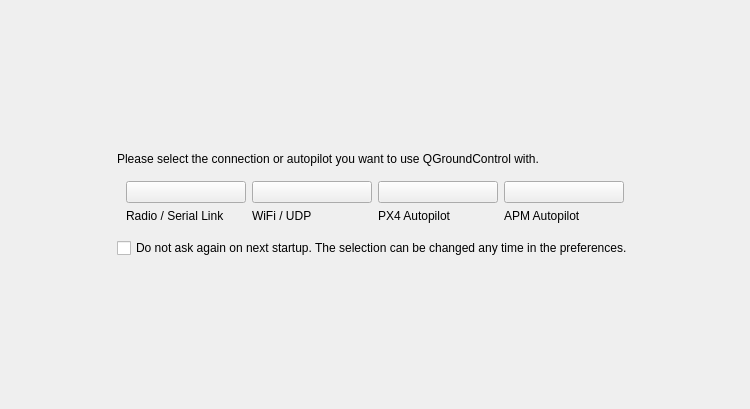
Above: src/ui/main/QGCViewModeSelection.ui from mavlink/qgroundcontrol before the change. Below: the same form after it.
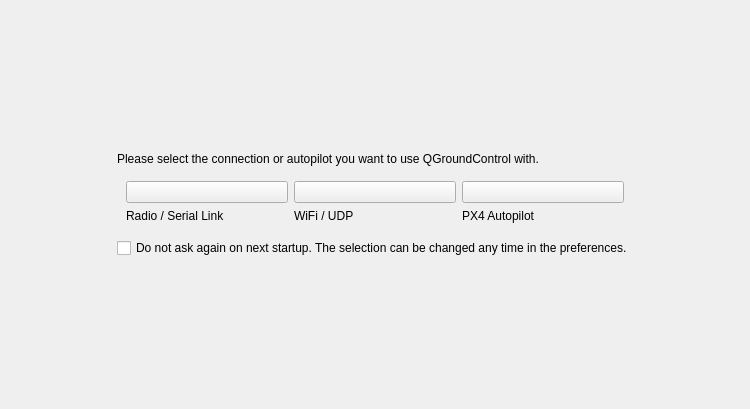
That is the form after the change. Icons and pictures are not drawn.

Commit message: Finish removal of APM mode selection

Diff of the .ui file:
```diff
--- a/src/ui/main/QGCViewModeSelection.ui
+++ b/src/ui/main/QGCViewModeSelection.ui
@@ -67,13 +67,6 @@
         </property>
        </widget>
       </item>
-      <item row="2" column="3">
-       <widget class="QLabel" name="label_3">
-        <property name="text">
-         <string>APM Autopilot</string>
-        </property>
-       </widget>
-      </item>
       <item row="2" column="2">
        <widget class="QLabel" name="label_2">
         <property name="text">
@@ -81,23 +74,6 @@
         </property>
        </widget>
       </item>
-      <item row="1" column="3">
-       <widget class="QPushButton" name="viewModeAPM">
-        <property name="text">
-         <string/>
-        </property>
-        <property name="icon">
-         <iconset resource="../../../qgroundcontrol.qrc">
-          <normaloff>:/files/images/actions/qgroundcontrol-apm.svg</normaloff>:/files/images/actions/qgroundcontrol-apm.svg</iconset>
-        </property>
-        <property name="iconSize">
-         <size>
-          <width>120</width>
-          <height>120</height>
-         </size>
-        </property>
-       </widget>
-      </item>
       <item row="2" column="1">
        <widget class="QLabel" name="label_4">
         <property name="text">
```
The commit also changes 2 other files.
